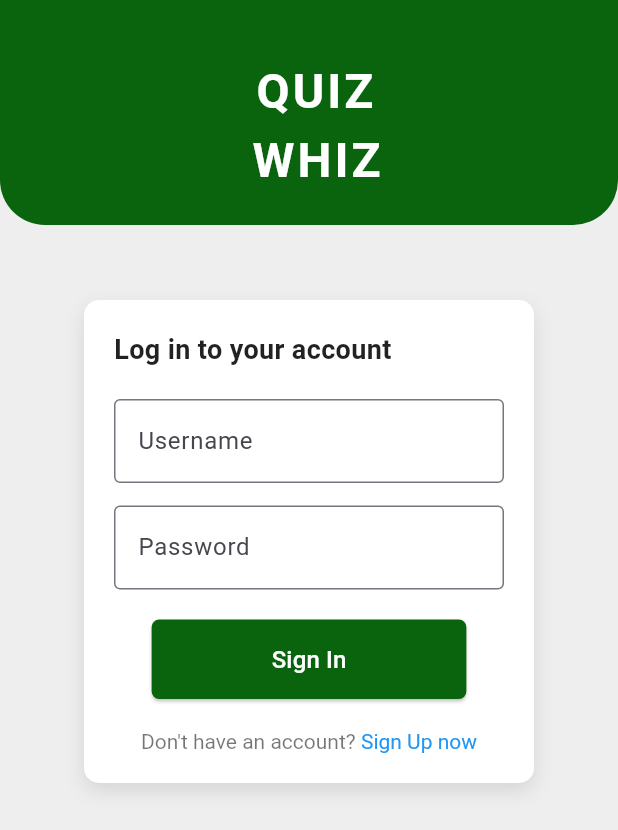
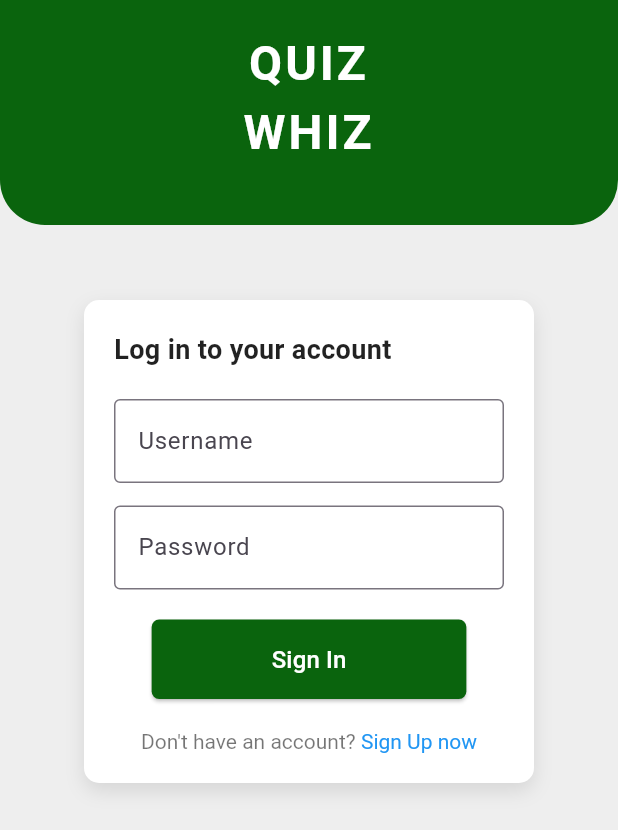
Before and after one commit to iZilchi/Quiz-Whiz, a Flutter app: the screen it shows after launch, on a phone screen of 412 x 824 dp. Shown: the top 830 px of the screen. Run offline on Flutter 3.47's test engine with Material 3 defaults, Android fonts, the phone set to English and light mode, and no system bars.

Commit message:
#update header

```diff
--- a/lib/widgets/header.dart
+++ b/lib/widgets/header.dart
@@ -20,12 +20,8 @@ class Header extends StatelessWidget {
       ),
       alignment: Alignment.bottomCenter,
       padding: EdgeInsets.only(bottom: 20),
-      child: Row(
-        mainAxisAlignment: MainAxisAlignment.center,
-        children: [
-          if (isHomePage) Icon(Icons.menu, color: Colors.white),
-          SizedBox(width: 10),
-          Text(
+      child: Center(  // Center the title in the header
+        child: Text(
           title,
           style: TextStyle(
             fontSize: 32,
@@ -35,11 +31,6 @@ class Header extends StatelessWidget {
           ),
           textAlign: TextAlign.center,
         ),
-          if (isHomePage) ...[
-            SizedBox(width: 10),
-            Icon(Icons.notifications, color: Colors.white),
-          ],
-        ],
       ),
     );
   }
```
Lines whose indentation alone changed are shown as unchanged.
